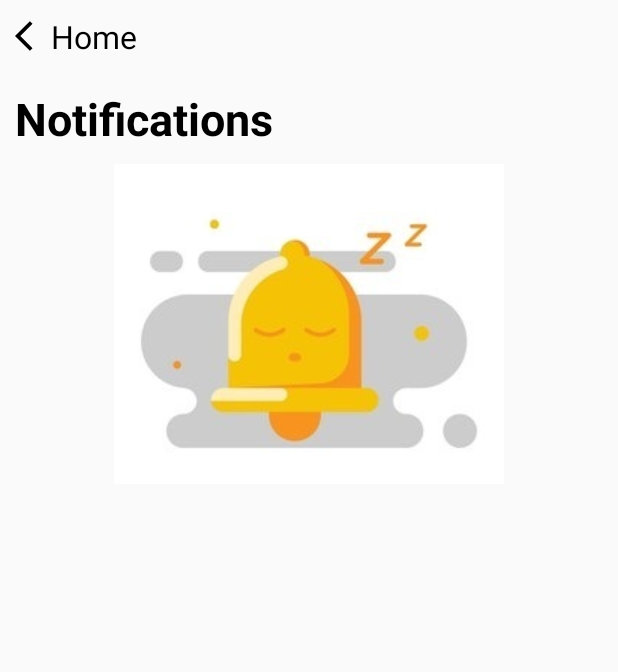
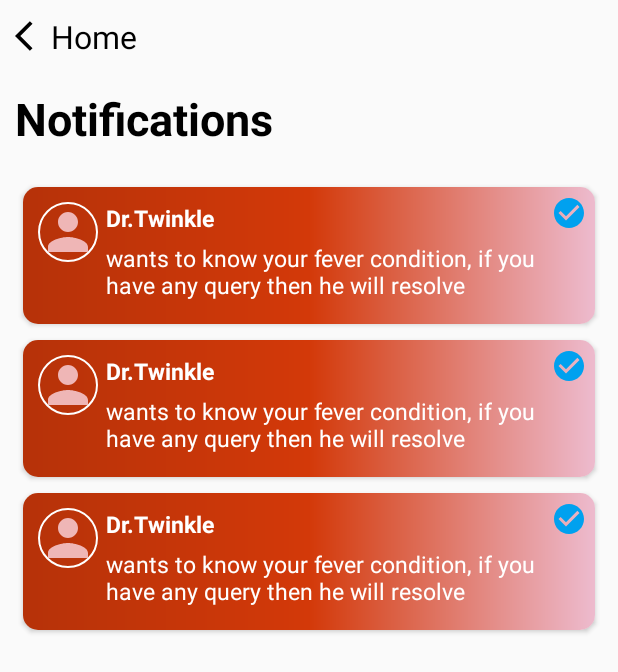
Before and after one commit to Kingbond470/MFine, an Android app: the layout fragment_notification.xml on its own in the app's theme, with its tools: preview values and no code run, on a phone screen of 412 x 824 dp. Shown: the top 672 px of the screen. Run offline under Robolectric (Android 15) with nearby library versions, the phone set to English and light mode, and no system bars.

Commit message:
Notification Fragment

```diff
--- a/MFineApplication/app/build.gradle
+++ b/MFineApplication/app/build.gradle
@@ -48,9 +48,10 @@ dependencies {
     androidTestImplementation 'androidx.test.espresso:espresso-core:3.4.0'
 
 //    implementation 'pl.droidsonroids.gif:android-gif-drawable:1.2.23'
+    implementation 'de.hdodenhof:circleimageview:3.1.0'
+
 
     def nav_version = "2.3.5"
-
     implementation "androidx.navigation:navigation-fragment-ktx:$nav_version"
     implementation "androidx.navigation:navigation-ui-ktx:$nav_version"
 }
--- a/MFineApplication/app/src/main/AndroidManifest.xml
+++ b/MFineApplication/app/src/main/AndroidManifest.xml
@@ -9,6 +9,7 @@
         android:roundIcon="@mipmap/ic_launcher_round"
         android:supportsRtl="true"
         android:theme="@style/Theme.MFineApplication">
+        <activity android:name=".Test"></activity>
         <activity android:name=".HomeActivity">
             <intent-filter>
                 <action android:name="android.intent.action.MAIN" />
@@ -16,9 +17,7 @@
                 <category android:name="android.intent.category.LAUNCHER" />
             </intent-filter>
         </activity>
-        <activity android:name=".SplashScreen">
-
-        </activity>
+        <activity android:name=".SplashScreen"></activity>
     </application>
 
 </manifest>
--- /dev/null
+++ b/MFineApplication/app/src/main/res/drawable/notification_bg.xml
@@ -0,0 +1,10 @@
+<?xml version="1.0" encoding="utf-8"?>
+<shape xmlns:android="http://schemas.android.com/apk/res/android"
+    android:shape="rectangle">
+    <gradient
+        android:centerColor="#D33909"
+        android:endColor="#EDBBCE"
+        android:gradientRadius="100dp"
+        android:startColor="#B63209" />
+
+</shape>
--- /dev/null
+++ b/MFineApplication/app/src/main/res/drawable/read_icon.xml
@@ -0,0 +1,10 @@
+<vector xmlns:android="http://schemas.android.com/apk/res/android"
+    android:width="24dp"
+    android:height="24dp"
+    android:tint="#00A1EF"
+    android:viewportWidth="24"
+    android:viewportHeight="24">
+    <path
+        android:fillColor="@android:color/white"
+        android:pathData="M12,2C6.48,2 2,6.48 2,12s4.48,10 10,10 10,-4.48 10,-10S17.52,2 12,2zM10,17l-5,-5 1.41,-1.41L10,14.17l7.59,-7.59L19,8l-9,9z" />
+</vector>
--- /dev/null
+++ b/MFineApplication/app/src/main/res/drawable/user_icon.xml
@@ -0,0 +1,10 @@
+<vector xmlns:android="http://schemas.android.com/apk/res/android"
+    android:width="40dp"
+    android:height="40dp"
+    android:tint="#EFB6B6"
+    android:viewportWidth="24"
+    android:viewportHeight="24">
+    <path
+        android:fillColor="#050000"
+        android:pathData="M12,12c2.21,0 4,-1.79 4,-4s-1.79,-4 -4,-4 -4,1.79 -4,4 1.79,4 4,4zM12,14c-2.67,0 -8,1.34 -8,4v2h16v-2c0,-2.66 -5.33,-4 -8,-4z" />
+</vector>
--- a/MFineApplication/app/src/main/res/layout/fragment_notification.xml
+++ b/MFineApplication/app/src/main/res/layout/fragment_notification.xml
@@ -1,5 +1,6 @@
 <?xml version="1.0" encoding="utf-8"?>
 <LinearLayout xmlns:android="http://schemas.android.com/apk/res/android"
+    xmlns:app="http://schemas.android.com/apk/res-auto"
     xmlns:tools="http://schemas.android.com/tools"
     android:layout_width="match_parent"
     android:layout_height="match_parent"
@@ -29,7 +30,8 @@
         android:layout_height="wrap_content"
         android:layout_gravity="center"
         android:scaleType="centerCrop"
-        android:src="@drawable/notification_img" />
+        android:src="@drawable/notification_img"
+        android:visibility="gone" />
 
     <androidx.recyclerview.widget.RecyclerView
         android:id="@+id/notification_recyclerView"
@@ -37,6 +39,8 @@
         android:layout_height="match_parent"
         android:layout_margin="10dp"
         android:orientation="vertical"
-        android:visibility="gone" />
+        android:visibility="visible"
+        app:layoutManager="androidx.recyclerview.widget.LinearLayoutManager"
+        tools:listitem="@layout/notification_layout" />
 
 </LinearLayout>
--- /dev/null
+++ b/MFineApplication/app/src/main/res/layout/notification_layout.xml
@@ -0,0 +1,61 @@
+<?xml version="1.0" encoding="utf-8"?>
+<androidx.cardview.widget.CardView xmlns:android="http://schemas.android.com/apk/res/android"
+    xmlns:app="http://schemas.android.com/apk/res-auto"
+    android:layout_width="match_parent"
+    android:layout_height="wrap_content"
+    android:layout_margin="5dp"
+    app:cardCornerRadius="10dp">
+
+    <LinearLayout
+        android:layout_width="match_parent"
+        android:layout_height="wrap_content"
+        android:background="@drawable/notification_bg"
+        android:orientation="horizontal"
+        android:padding="10dp">
+
+        <de.hdodenhof.circleimageview.CircleImageView
+            android:id="@+id/doctor_profileImage"
+            android:layout_width="wrap_content"
+            android:layout_height="wrap_content"
+            android:src="@drawable/user_icon"
+            app:civ_border_color="#FFFFFF"
+            app:civ_border_width="1dp" />
+
+
+        <LinearLayout
+            android:layout_width="wrap_content"
+            android:layout_height="wrap_content"
+            android:orientation="vertical">
+
+            <TextView
+                android:id="@+id/doctor_name"
+                android:layout_width="wrap_content"
+                android:layout_height="wrap_content"
+                android:layout_marginHorizontal="5dp"
+                android:text="Dr.Twinkle"
+                android:textColor="#FFFFFF"
+                android:textSize="15dp"
+                android:textStyle="bold" />
+
+            <TextView
+                android:id="@+id/notification_text"
+                android:layout_width="wrap_content"
+                android:layout_height="wrap_content"
+                android:layout_gravity="center_horizontal"
+                android:layout_margin="5dp"
+                android:text="wants to know your fever condition, if you have any query then he will resolve"
+                android:textColor="#FFFFFF"
+                android:textSize="15dp" />
+
+        </LinearLayout>
+
+
+    </LinearLayout>
+
+    <de.hdodenhof.circleimageview.CircleImageView
+        android:layout_width="wrap_content"
+        android:layout_height="wrap_content"
+        android:layout_gravity="right"
+        android:layout_margin="5dp"
+        android:src="@drawable/read_icon" />
+</androidx.cardview.widget.CardView>
```
Also changed, not shown: MFineApplication/app/src/main/java/com/example/mfineapplication/Adapter/NotificationAdapter.kt (added, +27 -0 lines), MFineApplication/app/src/main/java/com/example/mfineapplication/Model/NotificationModel.kt (added, +27 -0 lines), MFineApplication/app/src/main/java/com/example/mfineapplication/NotificationFragment.kt (+46 -3 lines), MFineApplication/app/src/main/java/com/example/mfineapplication/SplashScreen.kt (deleted, +0 -11 lines), MFineApplication/app/src/main/java/com/example/mfineapplication/ViewHolder/NotificationViewHolder.kt (added, +17 -0 lines), MFineApplication/app/src/main/res/layout/activity_splash.xml (deleted, +0 -23 lines).
